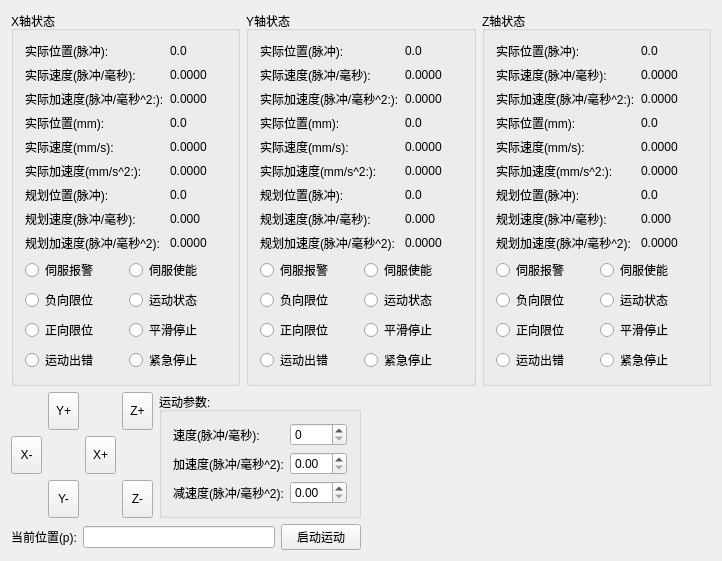
Before: the Qt Designer form GTSSimpleController/Widget/MasterControlWidget.ui in whisper512/GTS, drawn with Qt 5.
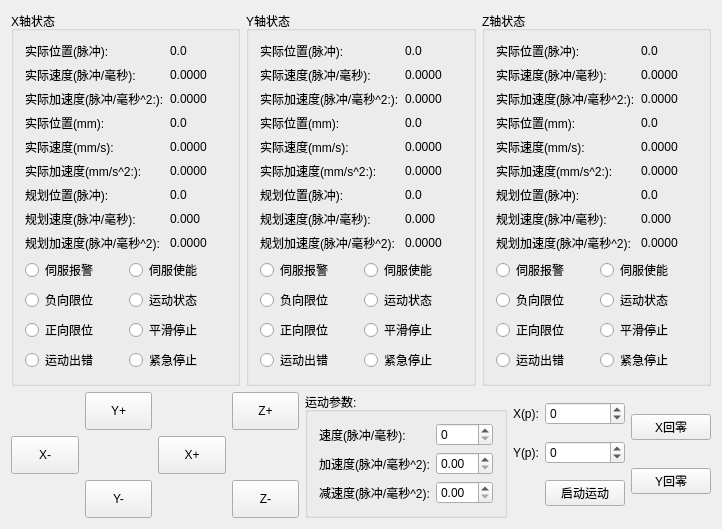
After: the same form once the commit is applied.

Commit message: 完成trap

Patch:
```diff
--- a/GTSSimpleController/Widget/MasterControlWidget.ui
+++ b/GTSSimpleController/Widget/MasterControlWidget.ui
@@ -7,13 +7,13 @@
     <x>0</x>
     <y>0</y>
     <width>722</width>
-    <height>526</height>
+    <height>453</height>
    </rect>
   </property>
   <property name="windowTitle">
    <string>CMasterControlWidget</string>
   </property>
-  <layout class="QVBoxLayout" name="verticalLayout_7">
+  <layout class="QVBoxLayout" name="verticalLayout_4">
    <item>
     <layout class="QHBoxLayout" name="horizontalLayout_3">
      <item>
@@ -616,11 +616,7 @@
     </layout>
    </item>
    <item>
-    <layout class="QHBoxLayout" name="horizontalLayout_4">
-     <item>
-      <layout class="QVBoxLayout" name="verticalLayout_4">
-       <item>
-        <layout class="QVBoxLayout" name="verticalLayout_3">
+    <layout class="QHBoxLayout" name="horizontalLayout">
          <item>
           <layout class="QHBoxLayout" name="horizontalLayout_2">
            <item>
@@ -641,6 +637,32 @@
                </property>
               </widget>
              </item>
+         <item row="2" column="3">
+          <widget class="QToolButton" name="toolButton_zMinus">
+           <property name="sizePolicy">
+            <sizepolicy hsizetype="Expanding" vsizetype="Expanding">
+             <horstretch>0</horstretch>
+             <verstretch>0</verstretch>
+            </sizepolicy>
+           </property>
+           <property name="text">
+            <string>Z-</string>
+           </property>
+          </widget>
+         </item>
+         <item row="2" column="1">
+          <widget class="QToolButton" name="toolButton_yMinus">
+           <property name="sizePolicy">
+            <sizepolicy hsizetype="Expanding" vsizetype="Expanding">
+             <horstretch>0</horstretch>
+             <verstretch>0</verstretch>
+            </sizepolicy>
+           </property>
+           <property name="text">
+            <string>Y-</string>
+           </property>
+          </widget>
+         </item>
              <item row="0" column="3">
               <widget class="QToolButton" name="toolButton_zPlus">
                <property name="sizePolicy">
@@ -680,32 +702,6 @@
                </property>
               </widget>
              </item>
-             <item row="2" column="1">
-              <widget class="QToolButton" name="toolButton_yMinus">
-               <property name="sizePolicy">
-                <sizepolicy hsizetype="Expanding" vsizetype="Expanding">
-                 <horstretch>0</horstretch>
-                 <verstretch>0</verstretch>
-                </sizepolicy>
-               </property>
-               <property name="text">
-                <string>Y-</string>
-               </property>
-              </widget>
-             </item>
-             <item row="2" column="3">
-              <widget class="QToolButton" name="toolButton_zMinus">
-               <property name="sizePolicy">
-                <sizepolicy hsizetype="Expanding" vsizetype="Expanding">
-                 <horstretch>0</horstretch>
-                 <verstretch>0</verstretch>
-                </sizepolicy>
-               </property>
-               <property name="text">
-                <string>Z-</string>
-               </property>
-              </widget>
-             </item>
             </layout>
            </item>
            <item>
@@ -716,26 +712,19 @@
              <layout class="QVBoxLayout" name="verticalLayout_2">
               <item>
                <layout class="QGridLayout" name="gridLayout_5">
-                <item row="0" column="0">
-                 <widget class="QLabel" name="label_MotionVel">
-                  <property name="text">
-                   <string>速度(脉冲/毫秒):</string>
-                  </property>
-                 </widget>
-                </item>
                 <item row="0" column="1">
                  <widget class="QSpinBox" name="spinBox_MotionVel"/>
                 </item>
-                <item row="1" column="0">
-                 <widget class="QLabel" name="label_Acc">
-                  <property name="text">
-                   <string>加速度(脉冲/毫秒^2):</string>
-                  </property>
-                 </widget>
-                </item>
                 <item row="1" column="1">
                  <widget class="QDoubleSpinBox" name="doubleSpinBoxs_Acc"/>
                 </item>
+            <item row="0" column="0">
+             <widget class="QLabel" name="label_MotionVel">
+              <property name="text">
+               <string>速度(脉冲/毫秒):</string>
+              </property>
+             </widget>
+            </item>
                 <item row="2" column="0">
                  <widget class="QLabel" name="label_Dec">
                   <property name="text">
@@ -746,50 +735,82 @@
                 <item row="2" column="1">
                  <widget class="QDoubleSpinBox" name="doubleSpinBoxs_Dec"/>
                 </item>
-               </layout>
-              </item>
-             </layout>
-            </widget>
-           </item>
-          </layout>
-         </item>
-         <item>
-          <layout class="QHBoxLayout" name="horizontalLayout">
-           <item>
-            <widget class="QLabel" name="label_curPos">
+            <item row="1" column="0">
+             <widget class="QLabel" name="label_Acc">
              <property name="text">
-              <string>当前位置(p):</string>
+               <string>加速度(脉冲/毫秒^2):</string>
              </property>
             </widget>
            </item>
-           <item>
-            <widget class="QLineEdit" name="lineEdit_curPos"/>
-           </item>
+           </layout>
+          </item>
+         </layout>
+        </widget>
+       </item>
+      </layout>
+     </item>
            <item>
+      <layout class="QGridLayout" name="gridLayout_9">
+       <item row="2" column="1">
             <widget class="QPushButton" name="pushButton_ActMotion">
              <property name="text">
               <string>启动运动</string>
              </property>
             </widget>
            </item>
-          </layout>
-         </item>
-        </layout>
+       <item row="0" column="0">
+        <widget class="QLabel" name="label_curPos">
+         <property name="text">
+          <string>X(p):</string>
+         </property>
+        </widget>
+       </item>
+       <item row="1" column="0">
+        <widget class="QLabel" name="label_curPos_2">
+         <property name="text">
+          <string>Y(p):</string>
+         </property>
+        </widget>
        </item>
+       <item row="1" column="1">
+        <widget class="QSpinBox" name="spinBox_curPosY">
+         <property name="minimum">
+          <number>-999999</number>
+         </property>
+         <property name="maximum">
+          <number>999999</number>
+         </property>
+        </widget>
+       </item>
+       <item row="0" column="1">
+        <widget class="QSpinBox" name="spinBox_curPosX">
+         <property name="minimum">
+          <number>-999999</number>
+         </property>
+         <property name="maximum">
+          <number>999999</number>
+         </property>
+        </widget>
+       </item>
       </layout>
      </item>
      <item>
-      <spacer name="horizontalSpacer">
-       <property name="orientation">
-        <enum>Qt::Horizontal</enum>
-       </property>
-       <property name="sizeHint" stdset="0">
-        <size>
-         <width>40</width>
-         <height>20</height>
-        </size>
-       </property>
-      </spacer>
+      <layout class="QVBoxLayout" name="verticalLayout_3">
+       <item>
+        <widget class="QPushButton" name="pushButton">
+         <property name="text">
+          <string>X回零</string>
+         </property>
+        </widget>
+       </item>
+       <item>
+        <widget class="QPushButton" name="pushButton_2">
+         <property name="text">
+          <string>Y回零</string>
+         </property>
+        </widget>
+       </item>
+      </layout>
      </item>
     </layout>
    </item>
```
Lines whose indentation alone changed are shown as unchanged. The commit also changes 2 other files.
